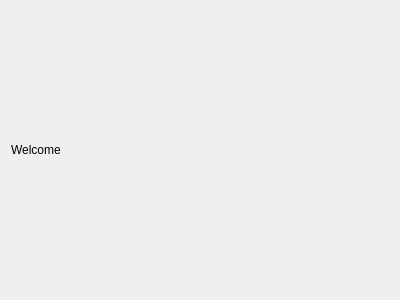
The window that client/userpage.ui (triplq/server-test) describes before a commit, drawn with Qt 5.
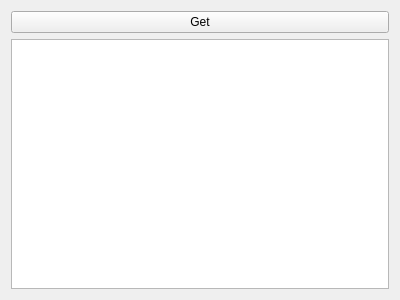
The same window after the commit.

The edit to the form file:
```diff
--- a/client/userpage.ui
+++ b/client/userpage.ui
@@ -15,12 +15,15 @@
   </property>
   <layout class="QGridLayout" name="gridLayout">
    <item row="0" column="0">
-    <widget class="QLabel" name="label">
+    <widget class="QPushButton" name="getButton">
      <property name="text">
-      <string>Welcome</string>
+      <string>Get</string>
      </property>
     </widget>
    </item>
+   <item row="1" column="0">
+    <widget class="QTableView" name="tableView"/>
+   </item>
   </layout>
  </widget>
  <resources/>
```
